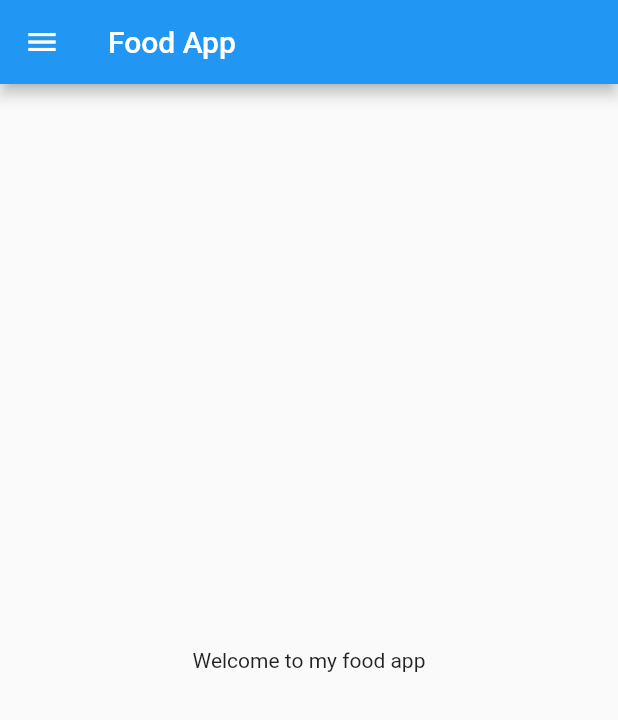
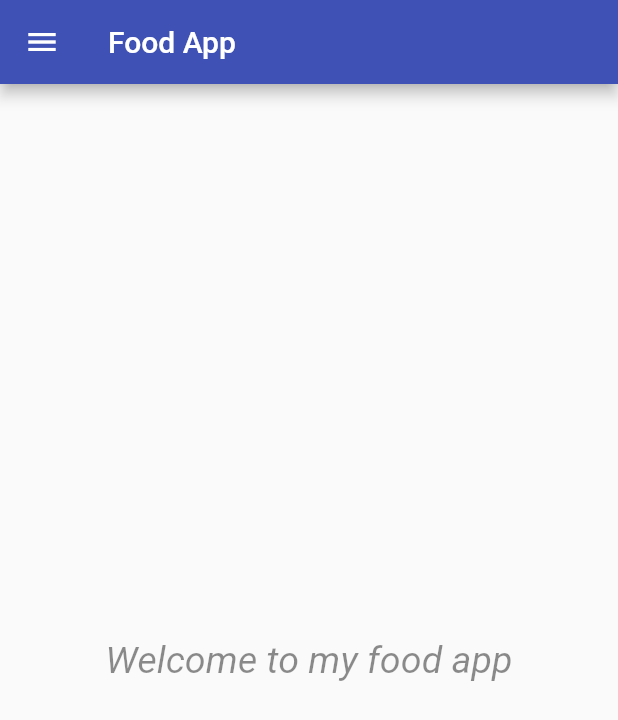
Before and after one commit to snehbhagat/FlutterProject_foodApp, a Flutter app: the screen it shows after launch, on a phone screen of 412 x 824 dp. Shown: the top 720 px of the screen. Run offline on Flutter 3.47's test engine with Material 2 defaults, Android fonts, the phone set to English and light mode, and no system bars.

Commit message:
task3 done

```diff
--- a/lib/home/home_page.dart
+++ b/lib/home/pages/home_page.dart
@@ -10,7 +10,11 @@ class Homepage extends StatelessWidget {
         title: Text("Food App"),
       ),
       body: Center(
-        child: Text("Welcome to my food app"),
+        child: Text("Welcome to my food app",style: TextStyle(
+          color: Colors.black45,
+          fontSize: 25,
+          fontStyle: FontStyle.italic
+        ),),
       ),
       drawer: Drawer(),
     );
--- a/lib/main.dart
+++ b/lib/main.dart
@@ -1,5 +1,6 @@
 import 'package:flutter/material.dart';
-import 'package:food/home/home_page.dart';
+import 'package:food/home/pages/home_page.dart';
+import 'package:food/home/pages/login_page.dart';
 
 void main() {
   runApp(food_app());
@@ -10,8 +11,16 @@ class food_app extends StatelessWidget {
 
   @override
   Widget build(BuildContext context) {
-    return const MaterialApp(
-      home: Homepage()
+    return MaterialApp(
+      themeMode: ThemeMode.light,
+      theme: ThemeData(primarySwatch: Colors.indigo),
+      darkTheme: ThemeData(brightness: Brightness.dark),
+      initialRoute: "/home",
+      routes: {
+        "/": (context) => LoginPage(),
+        "/home": (context) => Homepage(),
+        "/Login": (context) => LoginPage()
+      },
     );
   }
 }
```
Also changed, not shown: lib/home/pages/login_page.dart (added, +19 -0 lines).
